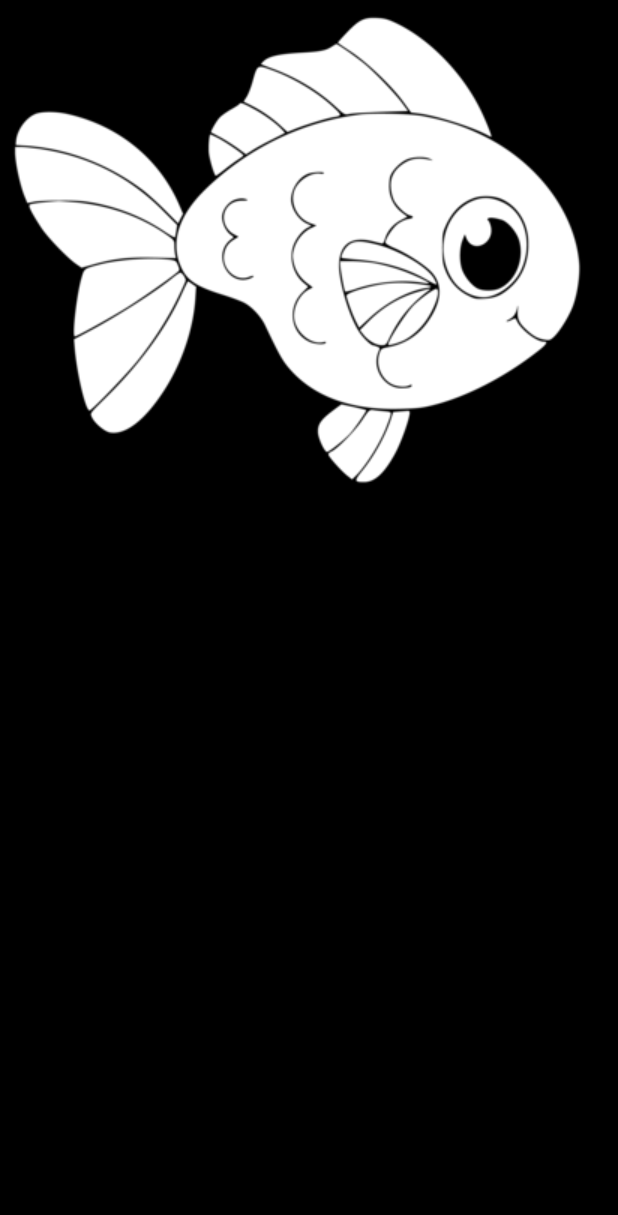
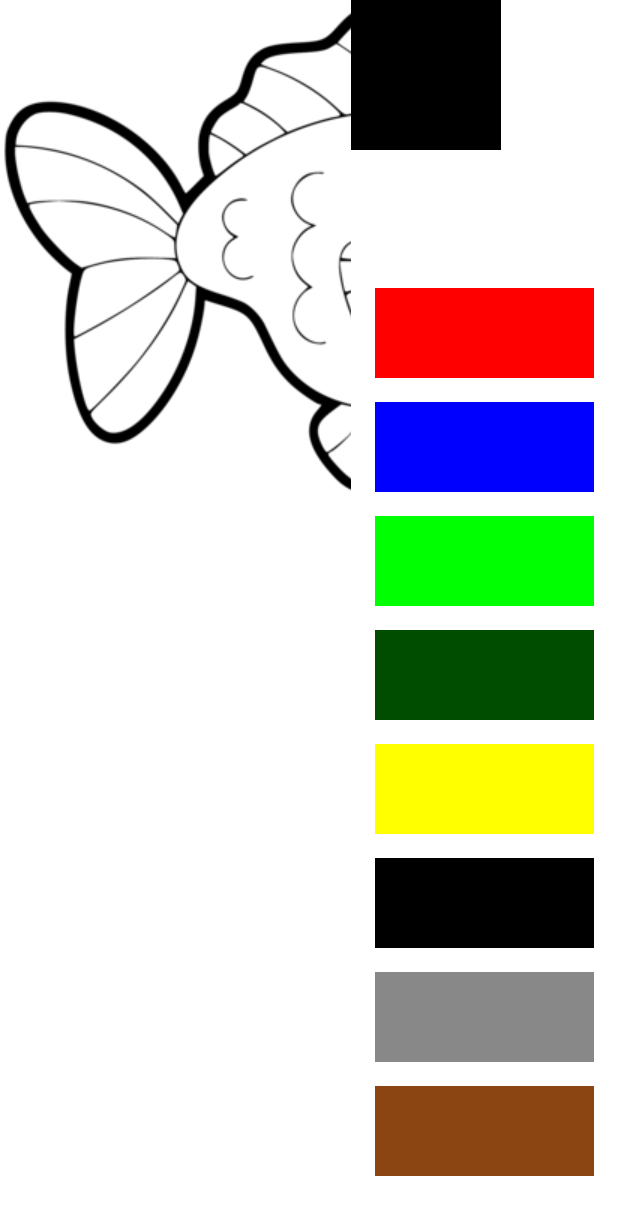
Before and after one commit to ManetesArtistes/coloring-pages, an Android app: the screen it shows after launch (ImageEditor), on a phone screen of 412 x 824 dp. Shown: the top 1215 px of the screen. Run offline under Robolectric (Android 15) with nearby library versions, the light colour scheme and no system bars.

Commit message:
integrate color palette

```diff
--- a/app/src/main/java/com/example/manetesartistes_game/ImageEditor.kt
+++ b/app/src/main/java/com/example/manetesartistes_game/ImageEditor.kt
@@ -18,10 +18,20 @@ class ImageEditor: AppCompatActivity() {
         OTHER
     }
 
+    private var selectedColor: Int = Color.parseColor("#f59542")
+
     @SuppressLint("ClickableViewAccessibility")
     override fun onCreate(savedInstanceState: Bundle?) {
         super.onCreate(savedInstanceState)
         setContentView(R.layout.activity_image_editor)
+
+        val colorPalette = findViewById<ColorPalette>(R.id.colorPalette)
+
+        // Set the listener to handle color selection
+        colorPalette.onColorSelected = { selectedColor ->
+            this.setSelectedColor(selectedColor)
+            println(this.selectedColor)
+        }
 
         val imageView = findViewById<ImageView>(R.id.imageView)
 
@@ -57,17 +67,10 @@ class ImageEditor: AppCompatActivity() {
                         var bitmap = (imageView.drawable as BitmapDrawable).bitmap
                         bitmap = bitmap.copy(Bitmap.Config.ARGB_8888, true)
                         val targetColor = bitmap.getPixel(imageX, imageY)
-                        val newColor = Color.parseColor("#f59542")  // Set the new color
 
-                        val newBitmap = FloodFillUtils.floodFill(bitmap, imageX, imageY, targetColor, newColor)
+                        val newBitmap = FloodFillUtils.floodFill(bitmap, imageX, imageY, targetColor, this.selectedColor)
 
                         imageView.setImageBitmap(newBitmap)
-
-                        // Set ImageView dimensions to match the bitmap dimensions
-//                        val layoutParams = imageView.layoutParams
-//                        layoutParams.width = bitmap.width
-//                        layoutParams.height = bitmap.height
-//                        imageView.layoutParams = layoutParams
                     }
                 }
                 true
@@ -79,5 +82,9 @@ class ImageEditor: AppCompatActivity() {
         }
     }
 
+    fun setSelectedColor(color: Int) {
+        selectedColor = color
+    }
+
 
 }
--- a/app/src/main/res/layout/activity_image_editor.xml
+++ b/app/src/main/res/layout/activity_image_editor.xml
@@ -1,16 +1,22 @@
-<?xml version="1.0" encoding="utf-8"?>
 <LinearLayout xmlns:android="http://schemas.android.com/apk/res/android"
+    xmlns:app="http://schemas.android.com/apk/res-auto"
+    xmlns:tools="http://schemas.android.com/tools"
     android:layout_width="match_parent"
     android:layout_height="match_parent"
-    xmlns:app="http://schemas.android.com/apk/res-auto"
     android:orientation="horizontal"
-    android:gravity="center"
-    android:background="@color/black"
-    >
+    android:background="@color/white">
 
     <ImageView
         android:id="@+id/imageView"
-        android:layout_width="match_parent"
+        android:layout_width="0dp"
+        android:layout_height="510dp"
+        android:layout_weight="3"
+        android:scaleType="matrix"
+        tools:ignore="DiscouragedApi" />
+
+    <com.example.manetesartistes_game.ColorPalette
+        android:id="@+id/colorPalette"
+        android:layout_width="wrap_content"
         android:layout_height="match_parent"
-        android:scaleType="matrix" />
+        android:layout_weight="1" />
 </LinearLayout>
--- a/app/src/main/res/layout/view_color_palette.xml
+++ b/app/src/main/res/layout/view_color_palette.xml
@@ -3,7 +3,11 @@
     android:layout_width="match_parent"
     android:layout_height="wrap_content"
     android:orientation="vertical">
-
+<TextView
+    android:layout_width="100dp"
+    android:layout_height="100dp"
+    android:background="@color/black"
+    />
     <androidx.recyclerview.widget.RecyclerView
         android:id="@+id/colorPaletteRecyclerView"
         android:layout_width="match_parent"
```
